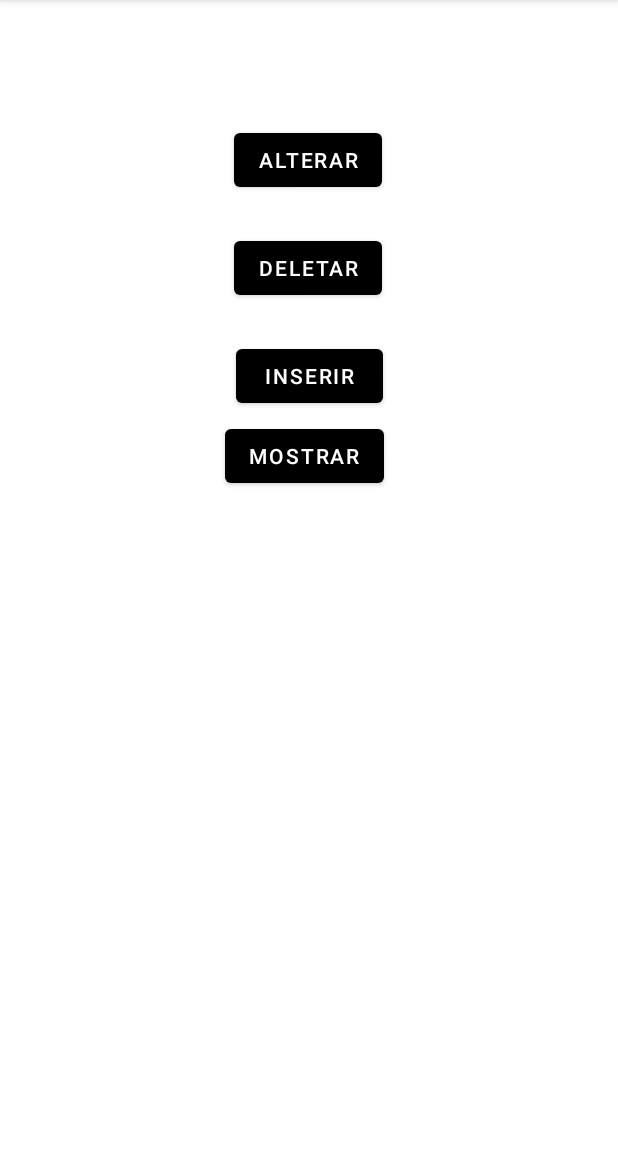
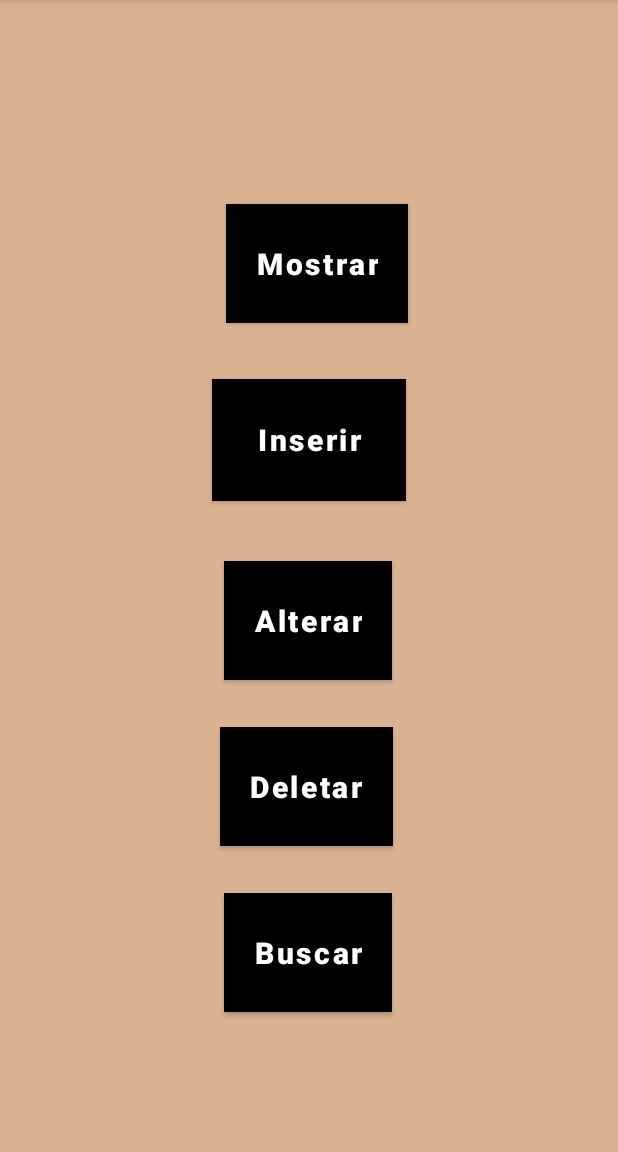
Before and after one commit to LigiaBrito/ProjetoCondominio, an Android app: the Home screen opened directly, with no data from a screen before it, on a phone screen of 412 x 824 dp, the part 84-1236 px from its top. Run offline under Robolectric (Android 15) with nearby library versions, the phone set to English and light mode, and no system bars.

Commit message:
Criar Busca

```diff
--- a/app/src/main/res/layout/activity_home.xml
+++ b/app/src/main/res/layout/activity_home.xml
@@ -4,10 +4,12 @@
     xmlns:tools="http://schemas.android.com/tools"
     android:layout_width="match_parent"
     android:layout_height="match_parent"
+    android:background="@color/marrom_claro"
     tools:context=".Home">
 
     <Button
         android:id="@+id/btnAlterar"
+        style="@style/Button"
         android:layout_width="wrap_content"
         android:layout_height="wrap_content"
         android:text="Alterar"
@@ -16,38 +18,53 @@
         app:layout_constraintHorizontal_bias="0.498"
         app:layout_constraintStart_toStartOf="parent"
         app:layout_constraintTop_toTopOf="parent"
-        app:layout_constraintVertical_bias="0.115" />
+        app:layout_constraintVertical_bias="0.533" />
 
     <Button
         android:id="@+id/btnDeletar"
+        style="@style/Button"
         android:layout_width="wrap_content"
         android:layout_height="wrap_content"
         android:text="Deletar"
         app:layout_constraintBottom_toBottomOf="parent"
         app:layout_constraintEnd_toEndOf="parent"
-        app:layout_constraintHorizontal_bias="0.498"
+        app:layout_constraintHorizontal_bias="0.493"
         app:layout_constraintStart_toStartOf="parent"
         app:layout_constraintTop_toTopOf="parent"
-        app:layout_constraintVertical_bias="0.215" />
+        app:layout_constraintVertical_bias="0.697" />
+
+    <Button
+        android:id="@+id/btnBuscar"
+        style="@style/Button"
+        android:layout_width="wrap_content"
+        android:layout_height="wrap_content"
+        android:text="Buscar"
+        app:layout_constraintBottom_toBottomOf="parent"
+        app:layout_constraintEnd_toEndOf="parent"
+        app:layout_constraintHorizontal_bias="0.496"
+        app:layout_constraintStart_toStartOf="parent"
+        app:layout_constraintTop_toTopOf="parent"
+        app:layout_constraintVertical_bias="0.861" />
 
     <Button
         android:id="@+id/btnInserir"
-        android:layout_width="98dp"
-        android:layout_height="48dp"
+        style="@style/Button"
+        android:layout_width="129dp"
+        android:layout_height="81dp"
         android:text="Inserir"
         app:layout_constraintBottom_toBottomOf="parent"
         app:layout_constraintEnd_toEndOf="parent"
-        app:layout_constraintHorizontal_bias="0.501"
         app:layout_constraintStart_toStartOf="parent"
         app:layout_constraintTop_toTopOf="parent"
-        app:layout_constraintVertical_bias="0.315" />
+        app:layout_constraintVertical_bias="0.354" />
 
     <Button
         android:id="@+id/btnMostrar"
+        style="@style/Button"
         android:layout_width="wrap_content"
         android:layout_height="wrap_content"
-        android:layout_marginTop="280dp"
-        android:layout_marginEnd="156dp"
+        android:layout_marginTop="136dp"
+        android:layout_marginEnd="140dp"
         android:text="Mostrar"
         app:layout_constraintEnd_toEndOf="parent"
         app:layout_constraintTop_toTopOf="parent" />
--- a/app/src/main/res/layout/activity_update_entrada.xml
+++ b/app/src/main/res/layout/activity_update_entrada.xml
@@ -81,13 +81,14 @@
 
     <Button
         android:id="@+id/buttonAlterar"
+        style="@style/Button"
         android:layout_width="wrap_content"
         android:layout_height="wrap_content"
-        android:layout_marginBottom="140dp"
+        android:layout_marginBottom="104dp"
         android:text="Alterar"
         app:layout_constraintBottom_toBottomOf="parent"
         app:layout_constraintEnd_toEndOf="parent"
-        app:layout_constraintHorizontal_bias="0.498"
+        app:layout_constraintHorizontal_bias="0.44"
         app:layout_constraintStart_toStartOf="parent" />
 
 </androidx.constraintlayout.widget.ConstraintLayout>
```
Also changed, not shown: app/src/main/AndroidManifest.xml (+6 -3 lines), app/src/main/java/com/example/projetocondominio/Buscar.java (added, +26 -0 lines), app/src/main/java/com/example/projetocondominio/UpdateEntrada.java (+107 -2 lines), app/src/main/res/layout/activity_buscar.xml (added, +33 -0 lines), app/src/main/res/layout/activity_deletar_morador.xml (+3 -11 lines).
